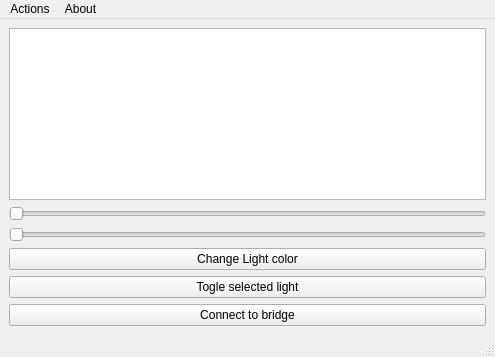
The window that GUI/PhilipsHueGUI/mainwindow.ui (BOB450/OpenHue) describes before a commit, drawn with Qt 5.
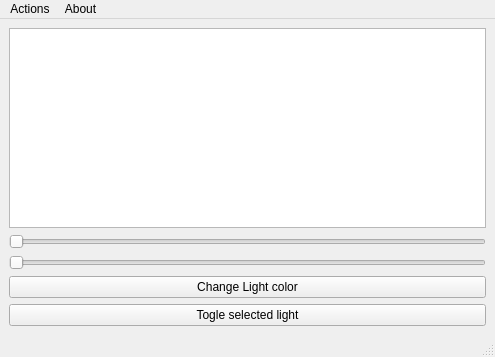
The same window after the commit.

Commit message: added credits an source code along with removing connect to bridge button

What changed in the file:
```diff
--- a/GUI/PhilipsHueGUI/mainwindow.ui
+++ b/GUI/PhilipsHueGUI/mainwindow.ui
@@ -70,13 +70,6 @@
       </property>
      </widget>
     </item>
-    <item row="6" column="0">
-     <widget class="QPushButton" name="pushButton">
-      <property name="text">
-       <string>Connect to bridge</string>
-      </property>
-     </widget>
-    </item>
    </layout>
   </widget>
   <widget class="QStatusBar" name="statusbar"/>
```
The commit also changes 2 other files.
